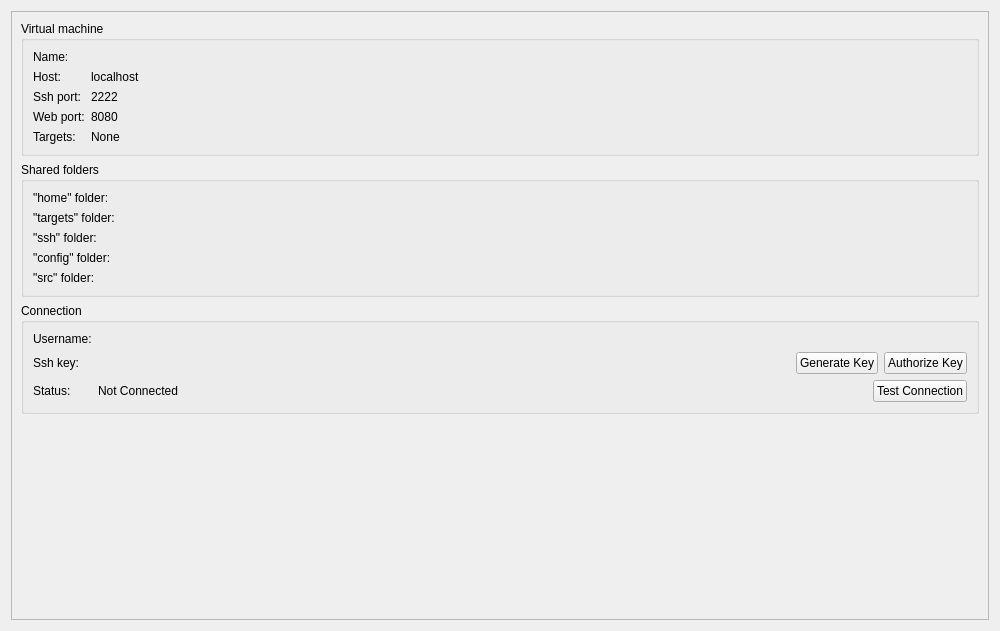
Old version of the form src/plugins/mer/mersdkdetailswidget.ui in the repository sailfishos/sailfish-qtcreator.
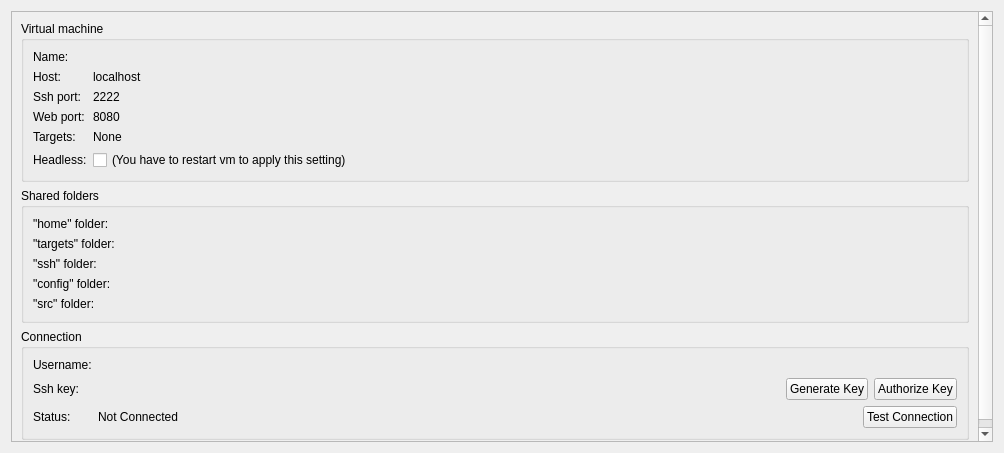
New version of the form. Custom widgets are drawn as their Qt base class.

Commit message: Jolla: Adds headless mode to launch vms

The edit to the form file:
```diff
--- a/src/plugins/mer/mersdkdetailswidget.ui
+++ b/src/plugins/mer/mersdkdetailswidget.ui
@@ -6,8 +6,8 @@
    <rect>
     <x>0</x>
     <y>0</y>
-    <width>1000</width>
-    <height>631</height>
+    <width>1004</width>
+    <height>453</height>
    </rect>
   </property>
   <property name="windowTitle">
@@ -30,8 +30,8 @@
        <rect>
         <x>0</x>
         <y>0</y>
-        <width>986</width>
-        <height>617</height>
+        <width>990</width>
+        <height>439</height>
        </rect>
       </property>
       <layout class="QVBoxLayout" name="verticalLayout_2">
@@ -41,6 +41,9 @@
           <string>Virtual machine</string>
          </property>
          <layout class="QFormLayout" name="formLayout">
+          <property name="fieldGrowthPolicy">
+           <enum>QFormLayout::ExpandingFieldsGrow</enum>
+          </property>
           <item row="0" column="0">
            <widget class="QLabel" name="nameLabel">
             <property name="text">
@@ -126,6 +129,20 @@
             </property>
            </widget>
           </item>
+          <item row="5" column="0">
+           <widget class="QLabel" name="label">
+            <property name="text">
+             <string>Headless:</string>
+            </property>
+           </widget>
+          </item>
+          <item row="5" column="1">
+           <widget class="QCheckBox" name="headlessCheckBox">
+            <property name="text">
+             <string>(You have to restart vm to apply this setting)</string>
+            </property>
+           </widget>
+          </item>
          </layout>
         </widget>
        </item>
@@ -135,6 +152,9 @@
           <string>Shared folders</string>
          </property>
          <layout class="QFormLayout" name="formLayout_2">
+          <property name="fieldGrowthPolicy">
+           <enum>QFormLayout::ExpandingFieldsGrow</enum>
+          </property>
           <item row="0" column="0">
            <widget class="QLabel" name="homeFolderLabel">
             <property name="text">
```
The commit also changes 16 other files.
